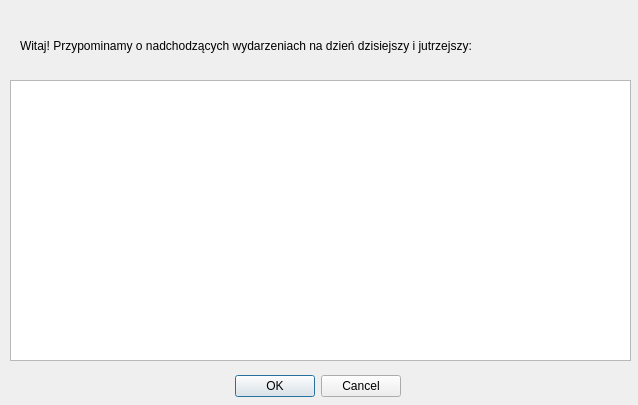
First picture: the form in terminarz/startuplistevents.ui, repository awojcik64/terminarz, before the edit.
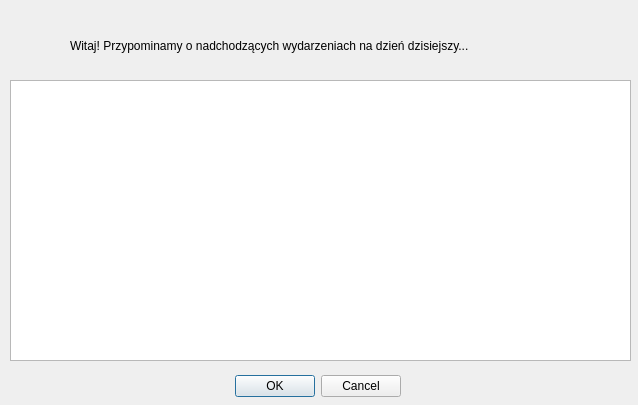
Second picture: the form after the edit.

Diff of the .ui file:
```diff
--- a/terminarz/startuplistevents.ui
+++ b/terminarz/startuplistevents.ui
@@ -42,14 +42,14 @@
   <widget class="QLabel" name="label">
    <property name="geometry">
     <rect>
-     <x>20</x>
+     <x>70</x>
      <y>30</y>
      <width>511</width>
      <height>31</height>
     </rect>
    </property>
    <property name="text">
-    <string>Witaj! Przypominamy o nadchodzących wydarzeniach na dzień dzisiejszy i jutrzejszy: </string>
+    <string>Witaj! Przypominamy o nadchodzących wydarzeniach na dzień dzisiejszy...</string>
    </property>
   </widget>
  </widget>
```
